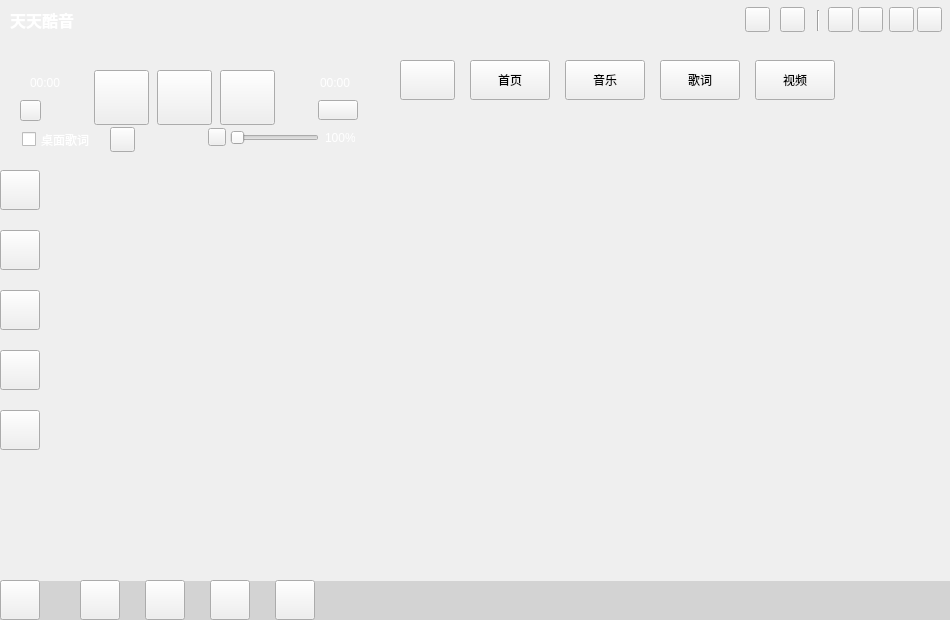
First picture: the form in ui/application/musicapplication.ui, repository Greedysky/TTKMusicPlayer, before the edit.
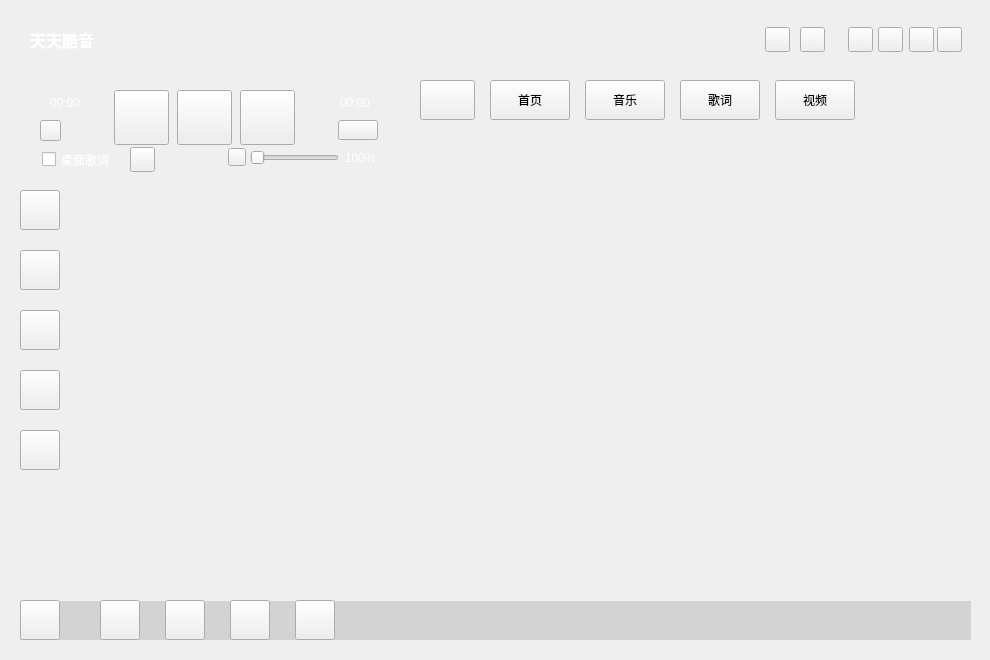
Second picture: the form after the edit. Icons and pictures are not drawn. Custom widgets are drawn as their Qt base class.

Commit message: update the interface border shadow[031526]

Patch:
```diff
--- a/ui/application/musicapplication.ui
+++ b/ui/application/musicapplication.ui
@@ -6,8 +6,8 @@
    <rect>
     <x>0</x>
     <y>0</y>
-    <width>950</width>
-    <height>620</height>
+    <width>990</width>
+    <height>660</height>
    </rect>
   </property>
   <property name="windowTitle">
@@ -20,8 +20,8 @@
   <widget class="QToolButton" name="windowClose">
    <property name="geometry">
     <rect>
-     <x>917</x>
-     <y>7</y>
+     <x>937</x>
+     <y>27</y>
      <width>25</width>
      <height>25</height>
     </rect>
@@ -33,8 +33,8 @@
   <widget class="QToolButton" name="minimization">
    <property name="geometry">
     <rect>
-     <x>889</x>
-     <y>7</y>
+     <x>909</x>
+     <y>27</y>
      <width>25</width>
      <height>25</height>
     </rect>
@@ -46,8 +46,8 @@
   <widget class="QLabel" name="background">
    <property name="geometry">
     <rect>
-     <x>0</x>
-     <y>0</y>
+     <x>20</x>
+     <y>20</y>
      <width>950</width>
      <height>620</height>
     </rect>
@@ -68,8 +68,8 @@
   <widget class="QToolButton" name="musicPrivious">
    <property name="geometry">
     <rect>
-     <x>94</x>
-     <y>70</y>
+     <x>114</x>
+     <y>90</y>
      <width>55</width>
      <height>55</height>
     </rect>
@@ -81,8 +81,8 @@
   <widget class="QToolButton" name="musicNext">
    <property name="geometry">
     <rect>
-     <x>220</x>
-     <y>70</y>
+     <x>240</x>
+     <y>90</y>
      <width>55</width>
      <height>55</height>
     </rect>
@@ -94,8 +94,8 @@
   <widget class="MusicTimerSliderWidget" name="musicTimeWidget" native="true">
    <property name="geometry">
     <rect>
-     <x>10</x>
-     <y>40</y>
+     <x>30</x>
+     <y>60</y>
      <width>355</width>
      <height>40</height>
     </rect>
@@ -107,8 +107,8 @@
   <widget class="QToolButton" name="menuSetting">
    <property name="geometry">
     <rect>
-     <x>0</x>
-     <y>580</y>
+     <x>20</x>
+     <y>600</y>
      <width>40</width>
      <height>40</height>
     </rect>
@@ -123,8 +123,8 @@
   <widget class="QToolButton" name="musicKey">
    <property name="geometry">
     <rect>
-     <x>157</x>
-     <y>70</y>
+     <x>177</x>
+     <y>90</y>
      <width>55</width>
      <height>55</height>
     </rect>
@@ -136,8 +136,8 @@
   <widget class="QToolButton" name="musicSound">
    <property name="geometry">
     <rect>
-     <x>208</x>
-     <y>128</y>
+     <x>228</x>
+     <y>148</y>
      <width>18</width>
      <height>18</height>
     </rect>
@@ -152,8 +152,8 @@
   <widget class="QSlider" name="musicSoundSlider">
    <property name="geometry">
     <rect>
-     <x>230</x>
-     <y>130</y>
+     <x>250</x>
+     <y>150</y>
      <width>89</width>
      <height>16</height>
     </rect>
@@ -165,8 +165,8 @@
   <widget class="QLabel" name="volumeValue">
    <property name="geometry">
     <rect>
-     <x>325</x>
-     <y>130</y>
+     <x>345</x>
+     <y>150</y>
      <width>30</width>
      <height>15</height>
     </rect>
@@ -181,8 +181,8 @@
   <widget class="QStackedWidget" name="songsContainer">
    <property name="geometry">
     <rect>
-     <x>40</x>
-     <y>160</y>
+     <x>60</x>
+     <y>180</y>
      <width>331</width>
      <height>421</height>
     </rect>
@@ -191,8 +191,8 @@
   <widget class="MusicMarqueeWidget" name="showCurrentSong" native="true">
    <property name="geometry">
     <rect>
-     <x>390</x>
-     <y>554</y>
+     <x>410</x>
+     <y>574</y>
      <width>521</width>
      <height>31</height>
     </rect>
@@ -207,8 +207,8 @@
   <widget class="QToolButton" name="musicSetting">
    <property name="geometry">
     <rect>
-     <x>145</x>
-     <y>580</y>
+     <x>165</x>
+     <y>600</y>
      <width>40</width>
      <height>40</height>
     </rect>
@@ -223,8 +223,8 @@
   <widget class="QToolButton" name="musicImport">
    <property name="geometry">
     <rect>
-     <x>80</x>
-     <y>580</y>
+     <x>100</x>
+     <y>600</y>
      <width>40</width>
      <height>40</height>
     </rect>
@@ -239,8 +239,8 @@
   <widget class="QToolButton" name="musicSearch">
    <property name="geometry">
     <rect>
-     <x>210</x>
-     <y>580</y>
+     <x>230</x>
+     <y>600</y>
      <width>40</width>
      <height>40</height>
     </rect>
@@ -255,8 +255,8 @@
   <widget class="QToolButton" name="musicCurrentLocation">
    <property name="geometry">
     <rect>
-     <x>275</x>
-     <y>580</y>
+     <x>295</x>
+     <y>600</y>
      <width>40</width>
      <height>40</height>
     </rect>
@@ -271,8 +271,8 @@
   <widget class="QLabel" name="musicWindowTitle">
    <property name="geometry">
     <rect>
-     <x>10</x>
-     <y>0</y>
+     <x>30</x>
+     <y>20</y>
      <width>81</width>
      <height>40</height>
     </rect>
@@ -290,8 +290,8 @@
   <widget class="MusicLocalSongSearchInlineEdit" name="musicSongSearchLine" native="true">
    <property name="geometry">
     <rect>
-     <x>484</x>
-     <y>7</y>
+     <x>504</x>
+     <y>27</y>
      <width>261</width>
      <height>25</height>
     </rect>
@@ -306,8 +306,8 @@
   <widget class="QLabel" name="musicWindowIcon">
    <property name="geometry">
     <rect>
-     <x>85</x>
-     <y>5</y>
+     <x>105</x>
+     <y>25</y>
      <width>35</width>
      <height>35</height>
     </rect>
@@ -325,8 +325,8 @@
   <widget class="QLabel" name="musicWindowSpace">
    <property name="geometry">
     <rect>
-     <x>0</x>
-     <y>0</y>
+     <x>20</x>
+     <y>20</y>
      <width>351</width>
      <height>40</height>
     </rect>
@@ -341,8 +341,8 @@
   <widget class="QPushButton" name="musicSearchButton">
    <property name="geometry">
     <rect>
-     <x>745</x>
-     <y>7</y>
+     <x>765</x>
+     <y>27</y>
      <width>25</width>
      <height>25</height>
     </rect>
@@ -357,8 +357,8 @@
   <widget class="QToolButton" name="musicWindowChangeSkin">
    <property name="geometry">
     <rect>
-     <x>780</x>
-     <y>7</y>
+     <x>800</x>
+     <y>27</y>
      <width>25</width>
      <height>25</height>
     </rect>
@@ -373,8 +373,8 @@
   <widget class="QStackedWidget" name="SurfaceStackedWidget">
    <property name="geometry">
     <rect>
-     <x>390</x>
-     <y>100</y>
+     <x>410</x>
+     <y>120</y>
      <width>521</width>
      <height>455</height>
     </rect>
@@ -393,8 +393,8 @@
   <widget class="QPushButton" name="musicSearchWidgetButton">
    <property name="geometry">
     <rect>
-     <x>565</x>
-     <y>60</y>
+     <x>585</x>
+     <y>80</y>
      <width>80</width>
      <height>40</height>
     </rect>
@@ -409,8 +409,8 @@
   <widget class="QPushButton" name="musicLrcWidgetButton">
    <property name="geometry">
     <rect>
-     <x>660</x>
-     <y>60</y>
+     <x>680</x>
+     <y>80</y>
      <width>80</width>
      <height>40</height>
     </rect>
@@ -425,8 +425,8 @@
   <widget class="QPushButton" name="musicSearchRefreshButton">
    <property name="geometry">
     <rect>
-     <x>400</x>
-     <y>60</y>
+     <x>420</x>
+     <y>80</y>
      <width>55</width>
      <height>40</height>
     </rect>
@@ -441,8 +441,8 @@
   <widget class="QPushButton" name="musicIndexWidgetButton">
    <property name="geometry">
     <rect>
-     <x>470</x>
-     <y>60</y>
+     <x>490</x>
+     <y>80</y>
      <width>80</width>
      <height>40</height>
     </rect>
@@ -457,8 +457,8 @@
   <widget class="QLabel" name="showDownloadGif">
    <property name="geometry">
     <rect>
-     <x>910</x>
-     <y>490</y>
+     <x>930</x>
+     <y>510</y>
      <width>41</width>
      <height>101</height>
     </rect>
@@ -470,8 +470,8 @@
   <widget class="QCheckBox" name="musicDesktopLrc">
    <property name="geometry">
     <rect>
-     <x>22</x>
-     <y>130</y>
+     <x>42</x>
+     <y>150</y>
      <width>71</width>
      <height>19</height>
     </rect>
@@ -492,8 +492,8 @@
   <widget class="QToolButton" name="musicBestLove">
    <property name="geometry">
     <rect>
-     <x>20</x>
-     <y>100</y>
+     <x>40</x>
+     <y>120</y>
      <width>21</width>
      <height>21</height>
     </rect>
@@ -505,8 +505,8 @@
   <widget class="QWidget" name="horizontalLayoutWidget">
    <property name="geometry">
     <rect>
-     <x>380</x>
-     <y>10</y>
+     <x>400</x>
+     <y>30</y>
      <width>101</width>
      <height>31</height>
     </rect>
@@ -523,8 +523,8 @@
   <widget class="QToolButton" name="musicButton_tools">
    <property name="geometry">
     <rect>
-     <x>0</x>
-     <y>410</y>
+     <x>20</x>
+     <y>430</y>
      <width>40</width>
      <height>40</height>
     </rect>
@@ -539,8 +539,8 @@
   <widget class="QToolButton" name="music3DPlayButton">
    <property name="geometry">
     <rect>
-     <x>318</x>
-     <y>100</y>
+     <x>338</x>
+     <y>120</y>
      <width>40</width>
      <height>20</height>
     </rect>
@@ -552,8 +552,8 @@
   <widget class="QToolButton" name="musicWindowRemote">
    <property name="geometry">
     <rect>
-     <x>858</x>
-     <y>7</y>
+     <x>878</x>
+     <y>27</y>
      <width>25</width>
      <height>25</height>
     </rect>
@@ -568,8 +568,8 @@
   <widget class="QToolButton" name="musicButton_playlist">
    <property name="geometry">
     <rect>
-     <x>0</x>
-     <y>170</y>
+     <x>20</x>
+     <y>190</y>
      <width>40</width>
      <height>40</height>
     </rect>
@@ -584,8 +584,8 @@
   <widget class="QToolButton" name="musicButton_radio">
    <property name="geometry">
     <rect>
-     <x>0</x>
-     <y>230</y>
+     <x>20</x>
+     <y>250</y>
      <width>40</width>
      <height>40</height>
     </rect>
@@ -600,8 +600,8 @@
   <widget class="QToolButton" name="musicButton_mydownl">
    <property name="geometry">
     <rect>
-     <x>0</x>
-     <y>290</y>
+     <x>20</x>
+     <y>310</y>
      <width>40</width>
      <height>40</height>
     </rect>
@@ -616,8 +616,8 @@
   <widget class="QToolButton" name="musicButton_cloud">
    <property name="geometry">
     <rect>
-     <x>0</x>
-     <y>350</y>
+     <x>20</x>
+     <y>370</y>
      <width>40</width>
      <height>40</height>
     </rect>
@@ -645,8 +645,8 @@
   <widget class="QPushButton" name="vedioWidgetButton">
    <property name="geometry">
     <rect>
-     <x>755</x>
-     <y>60</y>
+     <x>775</x>
+     <y>80</y>
      <width>80</width>
      <height>40</height>
     </rect>
@@ -661,8 +661,8 @@
   <widget class="QLabel" name="playCurrentTime">
    <property name="geometry">
     <rect>
-     <x>30</x>
-     <y>75</y>
+     <x>50</x>
+     <y>95</y>
      <width>30</width>
      <height>15</height>
     </rect>
@@ -677,8 +677,8 @@
   <widget class="QLabel" name="playTotalTime">
    <property name="geometry">
     <rect>
-     <x>320</x>
-     <y>75</y>
+     <x>340</x>
+     <y>95</y>
      <width>30</width>
      <height>15</height>
     </rect>
@@ -693,8 +693,8 @@
   <widget class="QToolButton" name="musicPlayMode">
    <property name="geometry">
     <rect>
-     <x>110</x>
-     <y>127</y>
+     <x>130</x>
+     <y>147</y>
      <width>25</width>
      <height>25</height>
     </rect>
@@ -703,24 +703,11 @@
     <string/>
    </property>
   </widget>
-  <widget class="Line" name="line">
-   <property name="geometry">
-    <rect>
-     <x>810</x>
-     <y>10</y>
-     <width>16</width>
-     <height>21</height>
-    </rect>
-   </property>
-   <property name="orientation">
-    <enum>Qt::Vertical</enum>
-   </property>
-  </widget>
   <widget class="QToolButton" name="musicWindowConcise">
    <property name="geometry">
     <rect>
-     <x>828</x>
-     <y>7</y>
+     <x>848</x>
+     <y>27</y>
      <width>25</width>
      <height>25</height>
     </rect>
@@ -735,8 +722,8 @@
   <widget class="QLabel" name="musicWindowSpace_2">
    <property name="geometry">
     <rect>
-     <x>0</x>
-     <y>581</y>
+     <x>20</x>
+     <y>601</y>
      <width>951</width>
      <height>39</height>
     </rect>
@@ -751,8 +738,8 @@
   <widget class="QLabel" name="resizeWindowLabel">
    <property name="geometry">
     <rect>
-     <x>930</x>
-     <y>600</y>
+     <x>950</x>
+     <y>620</y>
      <width>15</width>
      <height>15</height>
     </rect>
@@ -764,8 +751,8 @@
   <widget class="QWidget" name="verticalLayoutWidget">
    <property name="geometry">
     <rect>
-     <x>120</x>
-     <y>10</y>
+     <x>140</x>
+     <y>30</y>
      <width>46</width>
      <height>21</height>
     </rect>
```
Left out of the diff: 15 changed lines with no effect on the pictures. The commit also changes 2 other files.
